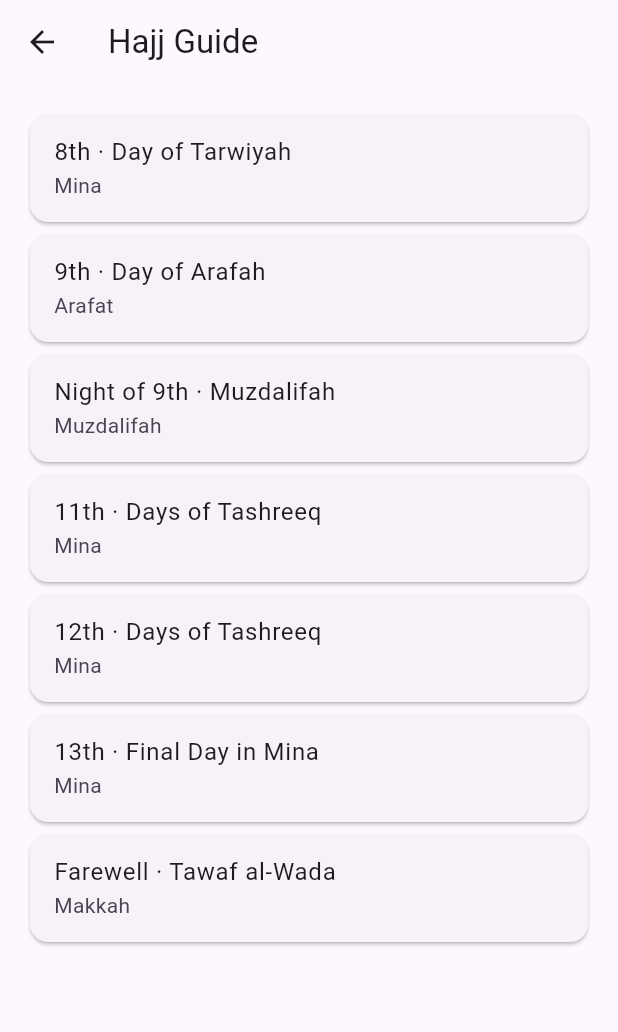
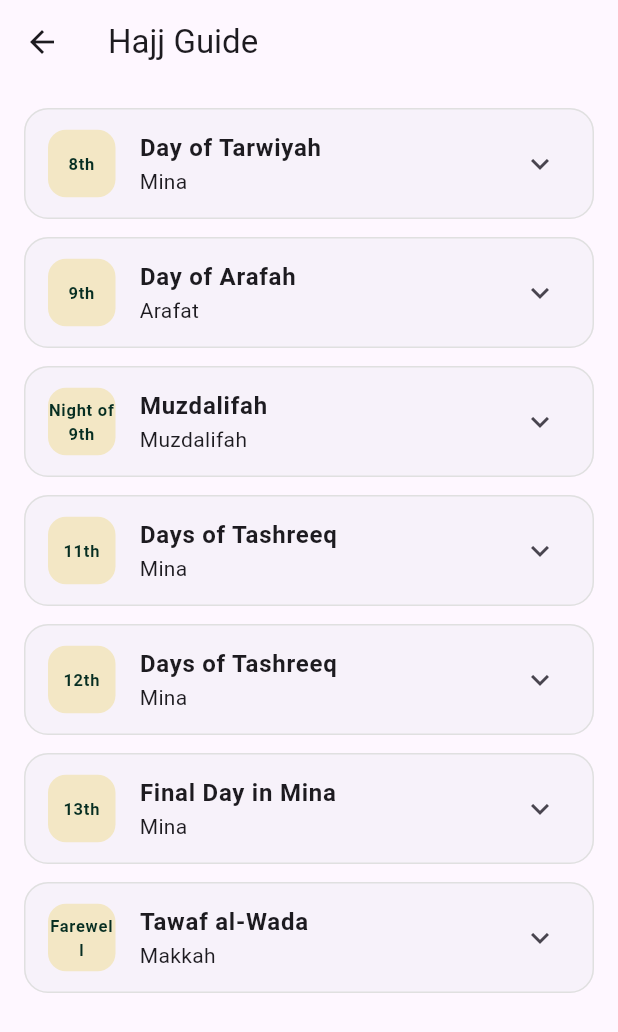
Before and after one commit to ali2011111/hajj-umrah-guide, a Flutter app: the screen it shows after launch, after a tap on "Hajj Guide", on a phone screen of 412 x 824 dp. Shown: the top 1032 px of the screen. Run offline on Flutter 3.47's test engine with Material 3 defaults, Android fonts, the light colour scheme and no system bars; our stand-ins replace flutter_map, latlong2; network calls fail.

Commit message:
Add Hajj guide and temporarily remove Hadith API

```diff
--- a/lib/screens/hajj_screen.dart
+++ b/lib/screens/hajj_screen.dart
@@ -22,11 +22,52 @@ class _HajjScreenState extends State<HajjScreen> {
           final day = hajjDays[index];
 
           return Card(
-          child: ListTile(
-            title: Text('${day.date} · ${day.title}'),
-            subtitle: Text(day.location),
-          )
-          ) ;
+            margin: const EdgeInsets.only(bottom: 12),
+            elevation: 0,
+            shape: RoundedRectangleBorder(
+              borderRadius: BorderRadius.circular(16),
+              side: BorderSide(
+                color: Colors.grey.shade300,
+              ),
+            ),
+            child: ExpansionTile(
+              leading: Container(
+                width: 45,
+                height: 45,
+                alignment: Alignment.center,
+                decoration: BoxDecoration(
+                  color: const Color(0xFFF3E7C5),
+                  borderRadius: BorderRadius.circular(12),
+                ),
+                child: Text(
+                  day.date,
+                  textAlign: TextAlign.center,
+                  style: const TextStyle(
+                    fontWeight: FontWeight.bold,
+                    color: Color(0xFF062E22),
+                  ),
+                ),
+              ),
+              title: Text(
+                day.title,
+                style: const TextStyle(
+                  fontWeight: FontWeight.bold,
+                ),
+              ),
+              subtitle: Text(day.location),
+
+              // Viser aktivitetene når kortet åpnes
+              children: day.activities.map((activity) {
+                return ListTile(
+                  leading: const Icon(
+                    Icons.circle,
+                    size: 8,
+                  ),
+                  title: Text(activity),
+                );
+              }).toList(),
+            ),
+          );
         }
       )
     );
--- a/lib/screens/home_screen.dart
+++ b/lib/screens/home_screen.dart
@@ -116,7 +116,7 @@ class _HomeTabState extends State<_HomeTab> {
   String _hijriDate = '';
 
   late Future<Map<String, dynamic>> _prayerTimesFuture;
-  late Future<Map<String, dynamic>> _hadithFuture;
+
 
   @override
   void initState() {
@@ -124,7 +124,7 @@ class _HomeTabState extends State<_HomeTab> {
 
     // API-kallene kjøres én gang når skjermen opprettes.
     _prayerTimesFuture = _fetchPrayerTimes();
-    _hadithFuture = _fetchHadith();
+
   }
 
 
@@ -170,27 +170,8 @@ class _HomeTabState extends State<_HomeTab> {
   }
 
 
-  // ───────────────────────────────────────────────
-  // HENT HADITH
-  // ───────────────────────────────────────────────
-
-  Future<Map<String, dynamic>> _fetchHadith() async {
-    final response = await http.get(
-      Uri.parse(
-        'https://ummahapi.com/api/hadith/random',
-      ),
-    );
-
-    if (response.statusCode == 200) {
-      final json = jsonDecode(response.body);
-
-      return Map<String, dynamic>.from(
-        json['data'],
-      );
-    }
-
-    throw Exception('Klarte ikke hente hadith');
-  }
+  // TODO: Re-add Hadith API later.
+  // Make sure only suitable and verified hadiths are shown.
 
 
   // ───────────────────────────────────────────────
@@ -462,63 +443,10 @@ class _HomeTabState extends State<_HomeTab> {
 
         // ════════════════════════════════════════
         // HADITH OF THE DAY
+        // TODO: Re-add Hadith API later.
+        // Make sure only suitable and verified hadiths are shown.
         // ════════════════════════════════════════
 
-        SliverToBoxAdapter(
-          child: Container(
-            color: kBackground,
-            padding: const EdgeInsets.fromLTRB(
-              20,
-              24,
-              20,
-              24,
-            ),
-
-            child: FutureBuilder<Map<String, dynamic>>(
-              future: _hadithFuture,
-
-              builder: (context, snapshot) {
-                // Laster
-                if (snapshot.connectionState ==
-                    ConnectionState.waiting) {
-                  return const Center(
-                    child: Padding(
-                      padding: EdgeInsets.all(24),
-                      child: CircularProgressIndicator(
-                        color: kGold,
-                      ),
-                    ),
-                  );
-                }
-
-                // Feil
-                if (snapshot.hasError) {
-                  return const _HadithErrorCard();
-                }
-
-                // Data tilgjengelig
-                final hadith = snapshot.data!;
-
-                return _HadithCard(
-                  text:
-                  hadith['english'] ??
-                      'Hadith unavailable',
-
-                  collection:
-                  hadith['collection_name'] ??
-                      hadith['collection'] ??
-                      '',
-
-                  grade:
-                  hadith['grade'] ?? '',
-
-                  hadithNumber:
-                  hadith['hadithnumber'],
-                );
-              },
-            ),
-          ),
-        ),
 
 
         // ════════════════════════════════════════
```
